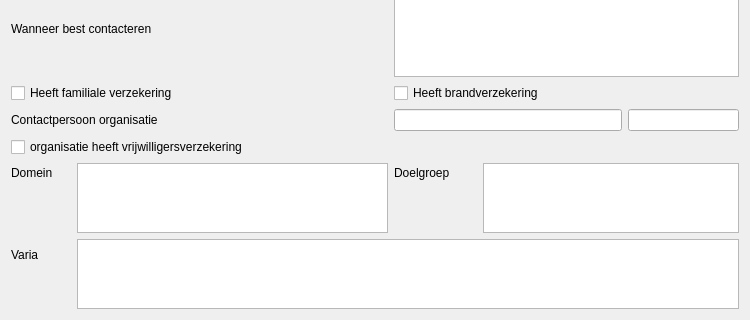
Qt form buurtijd_deelnemers.ui (vvim/BT_deelnemers) before a commit; both pictures show x 0 to 750 and y 575 to 895 of the 750 by 895 pixel window.
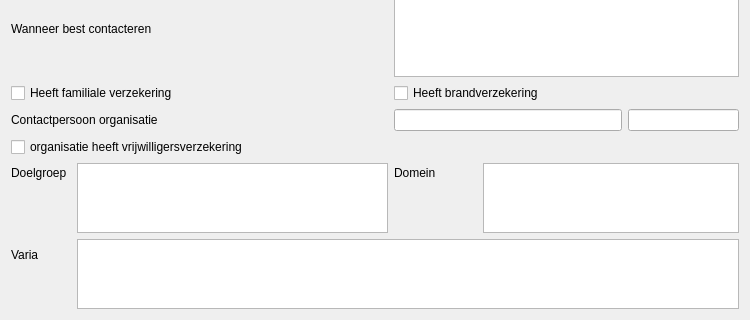
The same form after that commit.

Commit message:
UI: switch 'doelgroep' and 'domein'
readability++

The edit to the form file:
```diff
--- a/buurtijd_deelnemers.ui
+++ b/buurtijd_deelnemers.ui
@@ -61,7 +61,7 @@
       </widget>
      </item>
      <item row="20" column="1" rowspan="3">
-      <widget class="QListView" name="listView_domein"/>
+      <widget class="QListView" name="listView_doelgroep"/>
      </item>
      <item row="8" column="4" colspan="2">
       <widget class="QCheckBox" name="checkBox_fotomateriaal_gebruiken">
@@ -73,13 +73,6 @@
      <item row="3" column="1">
       <widget class="QLineEdit" name="le_postcode"/>
      </item>
-     <item row="20" column="0">
-      <widget class="QLabel" name="label_domein">
-       <property name="text">
-        <string>Domein</string>
-       </property>
-      </widget>
-     </item>
      <item row="5" column="0">
       <widget class="QLabel" name="label_email1">
        <property name="text">
@@ -233,13 +226,6 @@
      <item row="1" column="3" colspan="3">
       <widget class="QLineEdit" name="le_familieNaam"/>
      </item>
-     <item row="20" column="2">
-      <widget class="QLabel" name="label_doelgroep">
-       <property name="text">
-        <string>Doelgroep</string>
-       </property>
-      </widget>
-     </item>
      <item row="3" column="3" colspan="3">
       <widget class="QLineEdit" name="le_plaats"/>
      </item>
@@ -373,7 +359,7 @@
       </widget>
      </item>
      <item row="20" column="3" rowspan="3" colspan="3">
-      <widget class="QListView" name="listView_doelgroep"/>
+      <widget class="QListView" name="listView_domein"/>
      </item>
      <item row="2" column="1">
       <widget class="QLineEdit" name="le_straat"/>
@@ -405,6 +391,20 @@
        </property>
       </widget>
      </item>
+     <item row="20" column="0">
+      <widget class="QLabel" name="label_doelgroep">
+       <property name="text">
+        <string>Doelgroep</string>
+       </property>
+      </widget>
+     </item>
+     <item row="20" column="2">
+      <widget class="QLabel" name="label_domein">
+       <property name="text">
+        <string>Domein</string>
+       </property>
+      </widget>
+     </item>
     </layout>
    </item>
   </layout>
```
